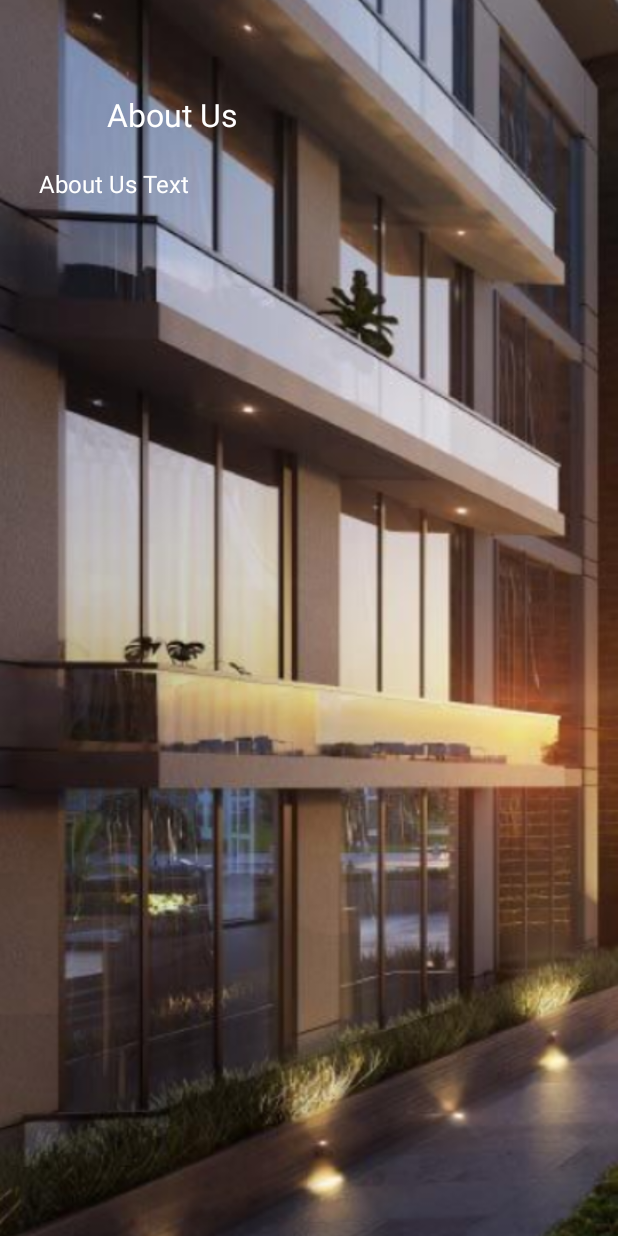
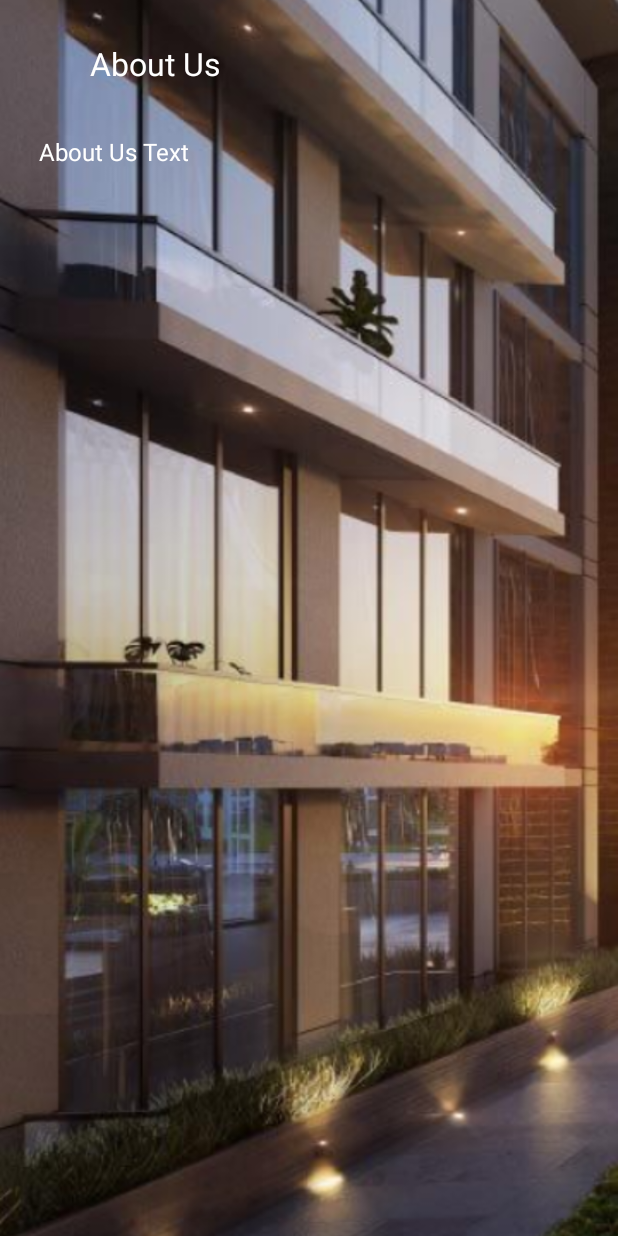
Before and after one commit to akero/propdub, an Android app: the layout activity_about_us.xml on its own in the app's theme, with its tools: preview values and no code run, on a phone screen of 412 x 824 dp. Run offline under Robolectric (Android 15) with nearby library versions, the phone set to English and light mode, and no system bars.

Commit message:
fixed about us height

```diff
--- a/app/src/main/res/layout/activity_about_us.xml
+++ b/app/src/main/res/layout/activity_about_us.xml
@@ -25,8 +25,8 @@
             android:textSize="21sp"
             app:layout_constraintTop_toTopOf="parent"
             app:layout_constraintStart_toStartOf="parent"
-            android:layout_marginStart="71dp"
-            android:layout_marginTop="62dp"/>
+            android:layout_marginStart="60dp"
+            android:layout_marginTop="28dp"/>
         <ScrollView
             android:id="@+id/scrollView"
             android:layout_width="0dp"
@@ -43,7 +43,7 @@
                 android:orientation="vertical"
 
                 android:paddingStart="26dp"
-                android:paddingTop="111dp"
+                android:paddingTop="90dp"
                 android:paddingEnd="26dp"
                 android:paddingBottom="146dp">
 
```
